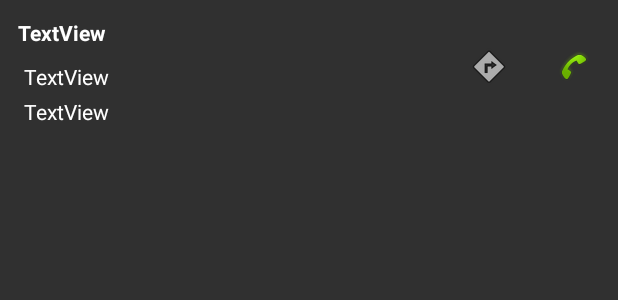
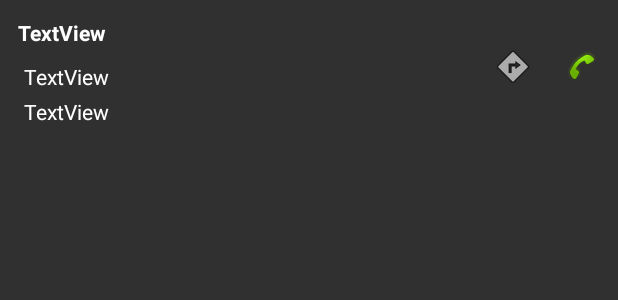
Before and after one commit to ujjwalkumar8577/EasyBiz, an Android app: the layout custom_customers.xml on its own in the app's theme, with its tools: preview values and no code run, on a phone screen of 412 x 824 dp. Shown: the top 300 px of the screen. Run offline under Robolectric (Android 15) with nearby library versions, the phone set to English and light mode, and no system bars.

Commit message:
implemented scoped storage and fixed customer activity

```diff
--- a/app/src/main/AndroidManifest.xml
+++ b/app/src/main/AndroidManifest.xml
@@ -7,7 +7,7 @@
     <uses-permission android:name="android.permission.INTERNET"/>
     <uses-permission android:name="android.permission.CAMERA"/>
     <uses-permission android:name="android.permission.READ_EXTERNAL_STORAGE"/>
-    <uses-permission android:name="android.permission.WRITE_EXTERNAL_STORAGE"/>
+    <uses-permission android:name="android.permission.WRITE_EXTERNAL_STORAGE" android:maxSdkVersion="28"/>
     <uses-permission android:name="android.permission.ACCESS_FINE_LOCATION" />
     <uses-permission android:name="android.permission.ACCESS_COARSE_LOCATION" />
 
--- a/app/src/main/res/layout/activity_customer.xml
+++ b/app/src/main/res/layout/activity_customer.xml
@@ -42,7 +42,8 @@
             android:id="@+id/editTextSearch"
             android:layout_width="match_parent"
             android:layout_height="wrap_content"
-            android:layout_margin="6dp"
+            android:layout_marginLeft="16dp"
+            android:layout_marginRight="16dp"
             android:hint="Search"
             android:drawablePadding="4dp"
             android:drawableRight="@drawable/round_search_white_24dp"/>
--- a/app/src/main/res/layout/custom_customers.xml
+++ b/app/src/main/res/layout/custom_customers.xml
@@ -6,7 +6,7 @@
 
     <LinearLayout
         android:layout_width="0dp"
-        android:layout_height="match_parent"
+        android:layout_height="wrap_content"
         android:orientation="vertical"
         android:layout_weight="1">
 
@@ -42,38 +42,24 @@
             android:textColor="@color/white" />
     </LinearLayout>
 
-    <LinearLayout
-        android:layout_width="wrap_content"
-        android:layout_height="match_parent"
-        android:padding="5dp"
-        android:layout_margin="10dp"
-        android:gravity="center_vertical"
-        android:orientation="vertical">
-
     <ImageView
         android:id="@+id/imageviewDir"
         android:focusable="false"
         android:layout_width="wrap_content"
         android:layout_height="wrap_content"
+        android:layout_margin="10dp"
+        android:layout_gravity="center"
         android:src="@android:drawable/ic_menu_directions"
         android:scaleType="center" />
-    </LinearLayout>
-
-    <LinearLayout
-        android:layout_width="wrap_content"
-        android:layout_height="match_parent"
-        android:layout_margin="10dp"
-        android:padding="5dp"
-        android:gravity="center_vertical"
-        android:orientation="vertical">
 
     <ImageView
         android:id="@+id/imageviewCall"
         android:focusable="false"
         android:layout_width="wrap_content"
         android:layout_height="wrap_content"
+        android:layout_margin="10dp"
+        android:layout_gravity="center"
         android:src="@android:drawable/stat_sys_phone_call"
         android:scaleType="centerCrop" />
-    </LinearLayout>
 
 </LinearLayout>
```
Also changed, not shown: app/src/main/java/com/ujjwalkumar/easybiz/activity/OrderActivity.java (+39 -34 lines). Lines whose indentation alone changed are shown as unchanged.
